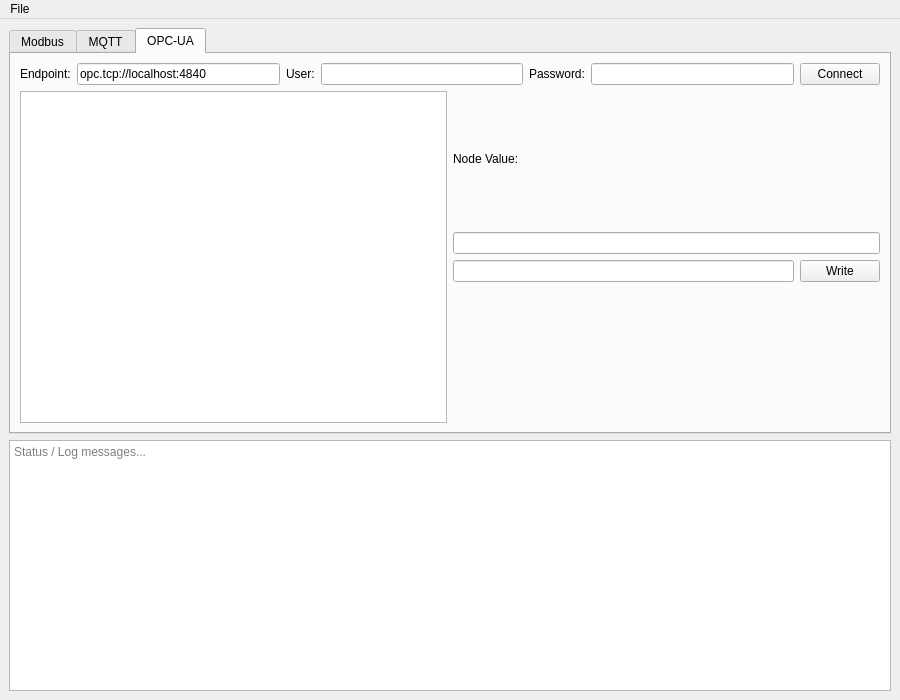
Above: mainwindow.ui from arslnakin/IIoT-Reciever-Tool before the change. Below: the same form after it.
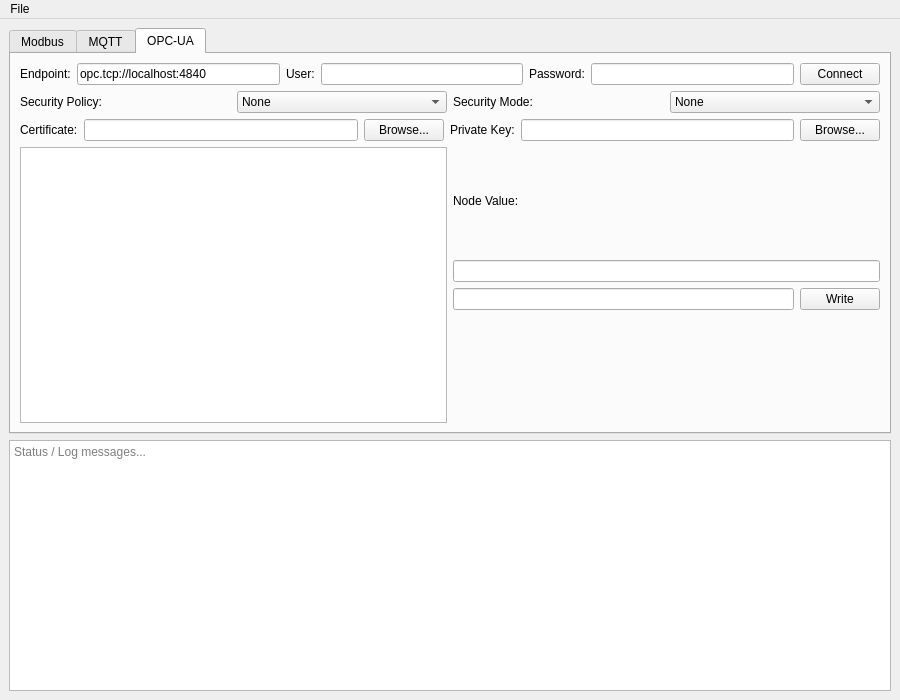
That is the form after the change. The open tabs and pages were chosen to show the change. Custom widgets are drawn as their Qt base class.

```diff
--- a/mainwindow.ui
+++ b/mainwindow.ui
@@ -474,6 +474,107 @@
           </item>
          </layout>
         </item>
+        <!-- Security Row-->
+        <item>
+         <layout class="QHBoxLayout" name="opcuaSecurityLayout">
+          <item>
+           <widget class="QLabel" name="label_21">
+            <property name="text">
+             <string>Security Policy:</string>
+            </property>
+           </widget>
+          </item>
+          <item>
+           <widget class="QComboBox" name="opcuaSecurityPolicyCombo">
+            <item>
+             <property name="text">
+              <string>None</string>
+             </property>
+            </item>
+            <item>
+             <property name="text">
+              <string>Basic256Sha256</string>
+             </property>
+            </item>
+            <item>
+             <property name="text">
+              <string>Aes128_Sha256_RsaOaep</string>
+             </property>
+            </item>
+            <item>
+             <property name="text">
+              <string>Aes256_Sha256_RsaPss</string>
+             </property>
+            </item>
+           </widget>
+          </item>
+          <item>
+           <widget class="QLabel" name="label_22">
+            <property name="text">
+             <string>Security Mode:</string>
+            </property>
+           </widget>
+          </item>
+          <item>
+           <widget class="QComboBox" name="opcuaSecurityModeCombo">
+            <item>
+             <property name="text">
+              <string>None</string>
+             </property>
+            </item>
+            <item>
+             <property name="text">
+              <string>Sign</string>
+             </property>
+            </item>
+            <item>
+             <property name="text">
+              <string>SignAndEncrypt</string>
+             </property>
+            </item>
+           </widget>
+          </item>
+         </layout>
+        </item>
+        <!-- Certificate Row-->
+        <item>
+         <layout class="QHBoxLayout" name="opcuaCertLayout">
+          <item>
+           <widget class="QLabel" name="label_23">
+            <property name="text">
+             <string>Certificate:</string>
+            </property>
+           </widget>
+          </item>
+          <item>
+           <widget class="QLineEdit" name="opcuaCertEdit"/>
+          </item>
+          <item>
+           <widget class="QPushButton" name="opcuaCertBtn">
+            <property name="text">
+             <string>Browse...</string>
+            </property>
+           </widget>
+          </item>
+          <item>
+           <widget class="QLabel" name="label_24">
+            <property name="text">
+             <string>Private Key:</string>
+            </property>
+           </widget>
+          </item>
+          <item>
+           <widget class="QLineEdit" name="opcuaKeyEdit"/>
+          </item>
+          <item>
+           <widget class="QPushButton" name="opcuaKeyBtn">
+            <property name="text">
+             <string>Browse...</string>
+            </property>
+           </widget>
+          </item>
+         </layout>
+        </item>
 
         <!-- Splitter -->
         <item>
```
